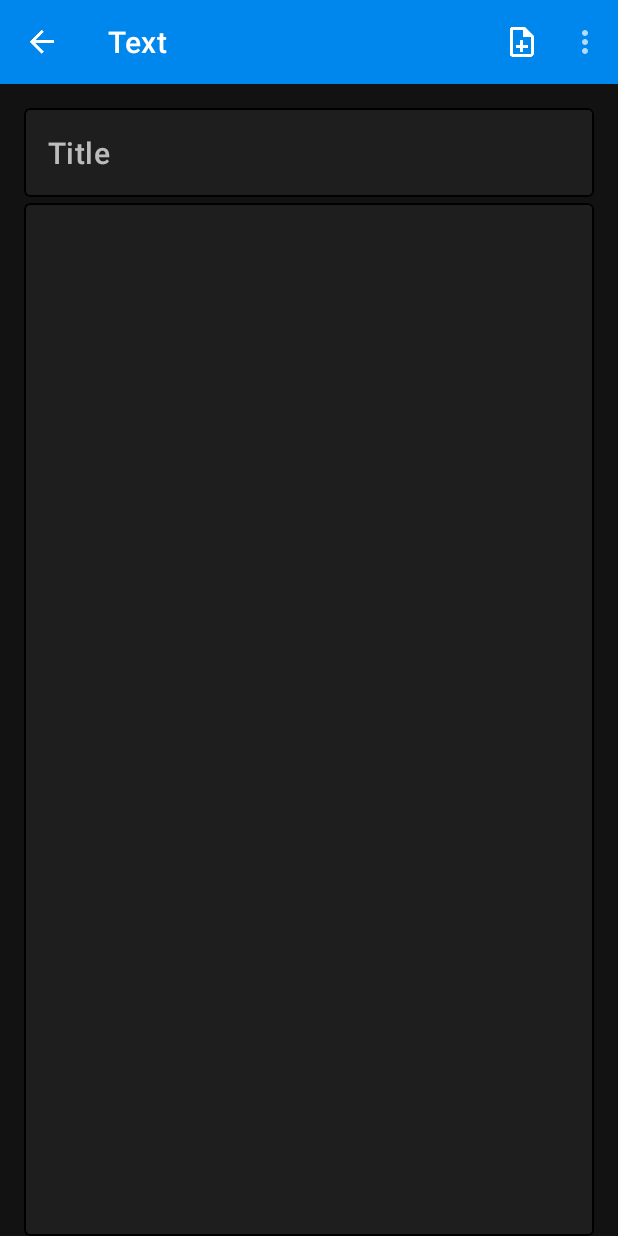
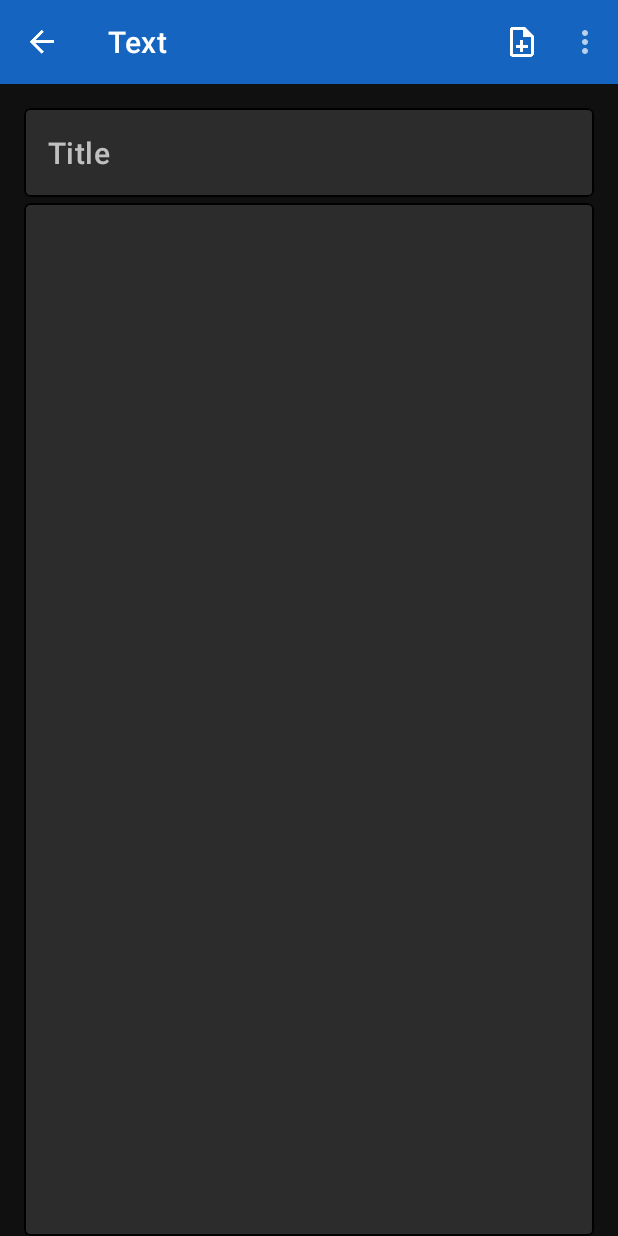
Before and after one commit to haykgalstyan/text, an Android app: the screen it shows after launch (AppActivity), after a tap on "Create a note", on a phone screen of 412 x 824 dp. Run offline under Robolectric (Android 15) with nearby library versions, the phone set to English and light mode, and no system bars; our stand-ins replace Dagger/Hilt's generated code, Room's generated code.

Commit message:
materialize

```diff
--- a/app/src/main/res/layout/fragment_document.xml
+++ b/app/src/main/res/layout/fragment_document.xml
@@ -27,8 +27,8 @@
         app:layout_constraintEnd_toEndOf="parent"
         app:layout_constraintStart_toStartOf="parent"
         app:layout_constraintTop_toBottomOf="@id/toolbar"
-        app:strokeColor="@color/colorCardBorder"
         app:strokeWidth="1dp">
+        <!--        app:strokeColor="@color/colorCardBorder"-->
 
         <EditText
             android:id="@+id/title"
@@ -54,8 +54,8 @@
         app:layout_constraintEnd_toEndOf="parent"
         app:layout_constraintStart_toStartOf="parent"
         app:layout_constraintTop_toBottomOf="@id/titleCard"
-        app:strokeColor="@color/colorCardBorder"
         app:strokeWidth="1dp">
+<!--        app:strokeColor="@color/colorCardBorder"-->
 
         <EditText
             android:id="@+id/text"
--- a/app/src/main/res/layout/item_document.xml
+++ b/app/src/main/res/layout/item_document.xml
@@ -7,8 +7,8 @@
     android:background="?attr/selectableItemBackground"
     android:clickable="true"
     android:focusable="true"
-    app:strokeColor="@color/colorCardBorder"
     app:strokeWidth="1dp">
+<!--    app:strokeColor="@color/colorCardBorder" -->
 
     <androidx.constraintlayout.widget.ConstraintLayout
         android:layout_width="match_parent"
--- a/app/src/main/res/values/colors.xml
+++ b/app/src/main/res/values/colors.xml
@@ -1,11 +1,22 @@
 <?xml version="1.0" encoding="utf-8"?>
 <resources>
-    <color name="colorPrimary">#0087EE</color>
-    <color name="colorSecondary">#0087EE</color>
-    <color name="colorPrimaryDark">#0064B1</color>
-    <color name="colorAccent">#0087EE</color>
-    <color name="colorError">#E87878</color>
+    <color name="primaryColor">@color/blue_800</color>
+    <color name="primaryLightColor">@color/blue_600</color>
+    <color name="primaryDarkColor">@color/blue_500</color>
+    <color name="primaryTextColor">@color/white</color>
 
-    <color name="colorTextPrimary">#fff</color>
-    <color name="colorCardBorder">#000</color>
+    <color name="secondaryColor">@color/pink_800</color>
+    <color name="secondaryLightColor">#e35183</color>
+    <color name="secondaryDarkColor">#78002e</color>
+    <color name="secondaryTextColor">@color/white</color>
+
+    <color name="backgroundColor">#101010</color>
+    <color name="onBackgroundColor">@color/white</color>
+
+    <color name="surfaceColor">@color/grey_900</color>
+    <color name="onSurfaceColor">@color/white</color>
+
+    <color name="errorColor">@color/red_900</color>
+    <color name="onErrorColor">@color/white</color>
+
 </resources>
--- a/app/src/main/res/values/themes.xml
+++ b/app/src/main/res/values/themes.xml
@@ -1,18 +1,47 @@
-<resources xmlns:tools="http://schemas.android.com/tools">
-    <!-- Base application theme. -->
+<resources><!--
+
+    A properly configured theme per Material design guidelines. Read more here:
+    https://github.com/material-components/material-components-android/blob/master/docs/theming/Color.md -->
+
     <style name="Theme.AppTheme" parent="Theme.MaterialComponents.NoActionBar">
-        <!-- Primary brand color. -->
-        <item name="colorPrimary">@color/colorPrimary</item>
-        <item name="colorOnPrimary">@color/colorAccent</item>
-        <item name="colorPrimaryDark">@color/colorPrimaryDark</item>
-        <item name="colorAccent">@color/colorAccent</item>
 
-        <!--        <item name="colorPrimaryVariant">@color/purple_700</item>-->
-        <!--        <item name="colorOnPrimary">@color/black</item>-->
-        <!--        <item name="colorSecondary">@color/teal_200</item>-->
-        <!--        <item name="colorSecondaryVariant">@color/teal_200</item>-->
-        <!--        <item name="colorOnSecondary">@color/black</item>-->
-        <!--        <item name="android:statusBarColor" tools:targetApi="l">@color/black</item>-->
+        <!-- The color displayed most frequently across your app’s screens and components -->
+        <item name="colorPrimary">@color/primaryColor</item>
+        <!-- A tonal variation of the primary color -->
+        <item name="colorPrimaryVariant">@color/primaryLightColor</item>
+        <!-- A color that passes accessibility guidelines when drawn on top of the primary color -->
+        <item name="colorOnPrimary">@color/primaryTextColor</item>
+
+        <!-- The secondary branding color for the app, usually an accented complement to the primary branding color -->
+        <item name="colorSecondary">@color/secondaryColor</item>
+        <!-- A tonal variation of the secondary color. -->
+        <item name="colorSecondaryVariant">@color/secondaryLightColor</item>
+        <!-- A color that passes accessibility guidelines when drawn on top of the secondary color. -->
+        <item name="colorOnSecondary">@color/secondaryTextColor</item>
+
+        <!-- The background color appears behind scrollable content -->
+        <item name="android:colorBackground">@color/backgroundColor</item>
+        <!-- A color that passes accessibility guidelines when drawn on top of the background color -->
+        <item name="colorOnBackground">@color/onBackgroundColor</item>
+        <!-- Surface colors affect surfaces of components, such as cards, sheets, and menus -->
+        <item name="colorSurface">@color/surfaceColor</item>
+        <!-- A color that passes accessibility guidelines when drawn on top of the surface color -->
+        <item name="colorOnSurface">@color/onSurfaceColor</item>
+        <!-- Error color indicates errors states, for components such as text fields -->
+        <item name="colorError">@color/errorColor</item>
+        <!-- A color that passes accessibility guidelines when drawn on top of the error color -->
+        <item name="colorOnError">@color/onErrorColor</item>
+
+
+        <!-- Applying our CardView style to all instances -->
+        <item name="materialCardViewStyle">@style/Widget.AppTheme.CardView</item>
+
+    </style>
+
+
+    <!-- CardView-->
+    <style name="Widget.AppTheme.CardView" parent="Widget.MaterialComponents.CardView">
+        <item name="strokeColor">#000000</item>
     </style>
 
 </resources>
```
Also changed, not shown: app/src/main/res/values/colors_material_palette.xml (added, +327 -0 lines).
